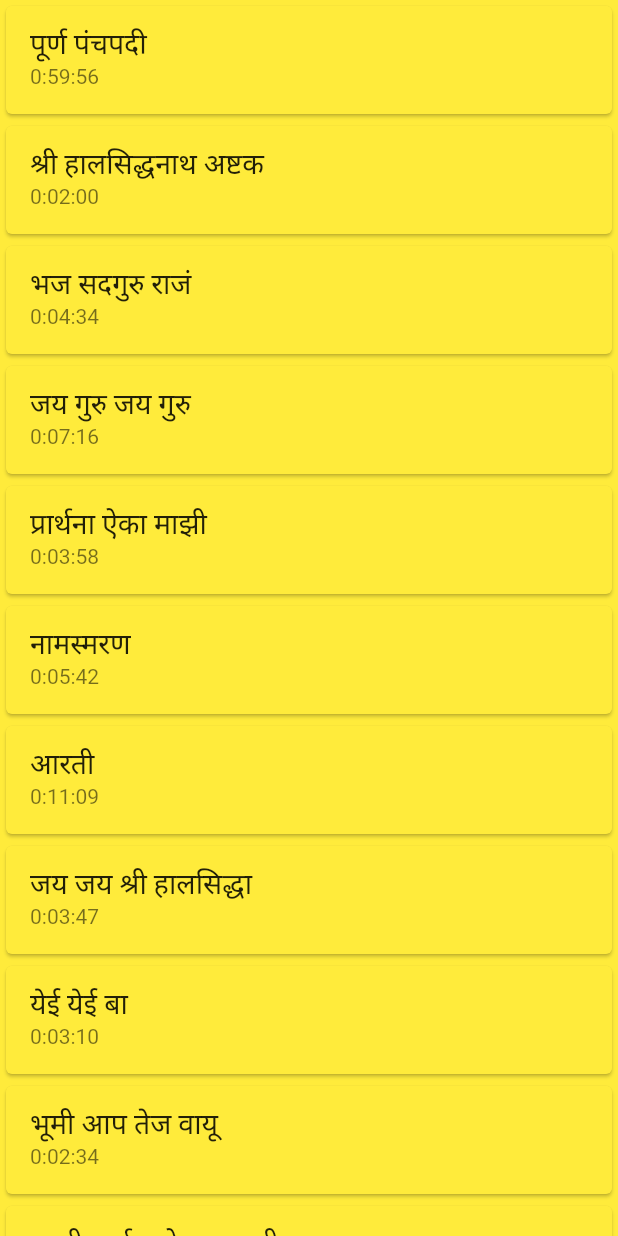
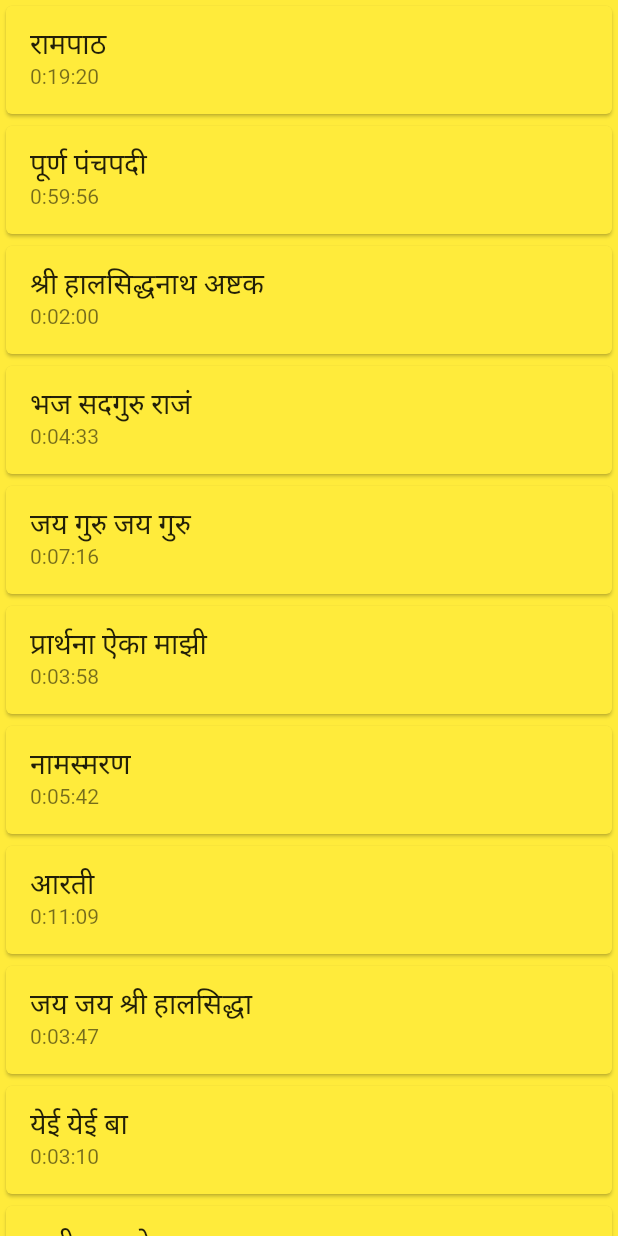
Before and after one commit to Sairaj-G/Bhajanavali, a Flutter app: the BhajanListScreen screen opened by its route, on a phone screen of 412 x 824 dp. Run offline on Flutter 3.47's test engine with Material 2 defaults, Android fonts, the phone set to English and light mode, and no system bars; our stand-ins replace audio_video_progress_bar, internet_connection_checker_plus, just_audio; missing offline and left inert: syncfusion_flutter_pdfviewer.

Commit message:
Added ram-path, internet check

```diff
--- a/lib/components/audio_ui.dart
+++ b/lib/components/audio_ui.dart
@@ -12,8 +12,10 @@ class AudioUI extends StatefulWidget {
   Duration? initial;
   Duration? end;
   bool _playing = false;
-  AudioUI({this.initial, this.end});
+  String? audioLink;
+  AudioUI({this.initial, this.end, this.audioLink});
   Future? setup;
+
 
   @override
   State<AudioUI> createState() => _AudioUIState();
--- a/lib/components/bhajan_time_map.dart
+++ b/lib/components/bhajan_time_map.dart
@@ -1,21 +1,69 @@
-import 'package:flutter/material.dart';
-
-
-const urlAudio = "https://bhajanavali.github.io/bhanjan.mp3";
 const urlPDF = "https://bhajanavali.github.io/book_compressed.pdf";
 
-List <String> bhajanTitles = ["पूर्ण पंचपदी", "श्री हालसिद्धनाथ अष्टक", "भज सदगुरु राजं", "जय गुरु जय गुरु",
-  "प्रार्थना ऐका माझी", "नामस्मरण", "आरती", "जय जय श्री हालसिद्धा", "येई येई बा", "भूमी आप तेज वायू",
-  "माझी प्रार्थना ऐका प्रभुजी", "विनवितो तुला", "पायी तुझ्या मस्तक हे असावे"];
+List<String> bhajanTitles = [
+  "रामपाठ",
+  "पूर्ण पंचपदी",
+  "श्री हालसिद्धनाथ अष्टक",
+  "भज सदगुरु राजं",
+  "जय गुरु जय गुरु",
+  "प्रार्थना ऐका माझी",
+  "नामस्मरण",
+  "आरती",
+  "जय जय श्री हालसिद्धा",
+  "येई येई बा",
+  "भूमी आप तेज वायू",
+  "माझी प्रार्थना ऐका प्रभुजी",
+  "विनवितो तुला",
+  "पायी तुझ्या मस्तक हे असावे"
+];
 
-List <Duration> bhajanStartDurations = [Duration(seconds: 0) , Duration(seconds: 0), Duration(minutes : 4,seconds: 44),
-  Duration(minutes : 9,seconds: 18), Duration(minutes : 16,seconds: 34), Duration(minutes : 20,seconds: 32),
-  Duration(minutes : 28 ,seconds: 00), Duration(minutes : 39 ,seconds: 10), Duration(minutes : 44 ,seconds: 00),
-  Duration(minutes : 47 ,seconds: 10), Duration(minutes : 49,seconds: 44), Duration(minutes : 52,seconds: 16),
-  Duration(minutes : 53 ,seconds: 1)];
+List<Duration> bhajanStartDurations = [
+  Duration(seconds: 0),
+  Duration(seconds: 0),
+  Duration(seconds: 0),
+  Duration(minutes: 4, seconds: 45),
+  Duration(minutes: 9, seconds: 18),
+  Duration(minutes: 16, seconds: 34),
+  Duration(minutes: 20, seconds: 32),
+  Duration(minutes: 28, seconds: 00),
+  Duration(minutes: 39, seconds: 10),
+  Duration(minutes: 44, seconds: 00),
+  Duration(minutes: 47, seconds: 10),
+  Duration(minutes: 49, seconds: 44),
+  Duration(minutes: 52, seconds: 16),
+  Duration(minutes: 53, seconds: 1)
+];
 
-List <Duration> bhajanEndDurations = [Duration(minutes: 59,seconds: 56) , Duration(minutes: 2,seconds: 0),
-  Duration(minutes: 9,seconds: 18), Duration(minutes : 16,seconds: 34), Duration(minutes : 20,seconds: 32),
-  Duration(minutes : 26,seconds: 14), Duration(minutes : 39,seconds: 09), Duration(minutes : 42 ,seconds: 57),
-  Duration(minutes : 47 ,seconds: 10), Duration(minutes : 49 ,seconds: 44), Duration(minutes : 53,seconds: 01),
-  Duration(minutes : 53,seconds: 01), Duration(minutes : 57 ,seconds: 13)];
+List<Duration> bhajanEndDurations = [
+  Duration(minutes: 19, seconds: 20),
+  Duration(minutes: 59, seconds: 56),
+  Duration(minutes: 2, seconds: 0),
+  Duration(minutes: 9, seconds: 18),
+  Duration(minutes: 16, seconds: 34),
+  Duration(minutes: 20, seconds: 32),
+  Duration(minutes: 26, seconds: 14),
+  Duration(minutes: 39, seconds: 09),
+  Duration(minutes: 42, seconds: 57),
+  Duration(minutes: 47, seconds: 10),
+  Duration(minutes: 49, seconds: 44),
+  Duration(minutes: 53, seconds: 01),
+  Duration(minutes: 53, seconds: 01),
+  Duration(minutes: 57, seconds: 13)
+];
+
+List<String> audioURL = [
+  "https://bhajanavali.github.io/rampath.mp3",
+  "https://bhajanavali.github.io/bhajan.mp3",
+  "https://bhajanavali.github.io/bhajan.mp3",
+  "https://bhajanavali.github.io/bhajan.mp3",
+  "https://bhajanavali.github.io/bhajan.mp3",
+  "https://bhajanavali.github.io/bhajan.mp3",
+  "https://bhajanavali.github.io/bhajan.mp3",
+  "https://bhajanavali.github.io/bhajan.mp3",
+  "https://bhajanavali.github.io/bhajan.mp3",
+  "https://bhajanavali.github.io/bhajan.mp3",
+  "https://bhajanavali.github.io/bhajan.mp3",
+  "https://bhajanavali.github.io/bhajan.mp3",
+  "https://bhajanavali.github.io/bhajan.mp3",
+  "https://bhajanavali.github.io/bhajan.mp3"
+];
--- a/lib/components/functions.dart
+++ b/lib/components/functions.dart
@@ -32,7 +32,7 @@ void restart (AudioPlayer player, Duration initial, Duration end) async {
 }
 Future<void> setup(AudioUI widget) async {
   try {
-    await player.setUrl(urlAudio);
+    await player.setUrl(widget.audioLink!);
     await player.seek(widget.initial!);
     await player.setClip(start: widget.initial!, end: widget.end!);
     result = await InternetConnectionCheckerPlus().hasConnection ;
--- a/lib/screens/bhajan_list.dart
+++ b/lib/screens/bhajan_list.dart
@@ -28,7 +28,8 @@ class _BhajanListScreenState extends State<BhajanListScreen> {
                 onTap: (){
                   Navigator.of(context).push(
                       MaterialPageRoute(builder: (context) => AudioUI(initial : bhajanStartDurations[index],
-                          end : bhajanEndDurations[index])));
+                          end : bhajanEndDurations[index], audioLink: audioURL[index])));
+                  print(audioURL[index]);
                 },
               ),
             );
--- a/pubspec.yaml
+++ b/pubspec.yaml
@@ -45,7 +45,6 @@ dependencies:
   font_awesome_flutter: ^10.4.0
   syncfusion_flutter_pdfviewer: ^19.1.69-beta
   internet_connection_checker_plus: ^1.0.1
-  flutter_file_downloader: ^1.2.1
   path_provider: ^2.1.0
 
 
```
Also changed, not shown: pubspec.lock, 1 other file.
